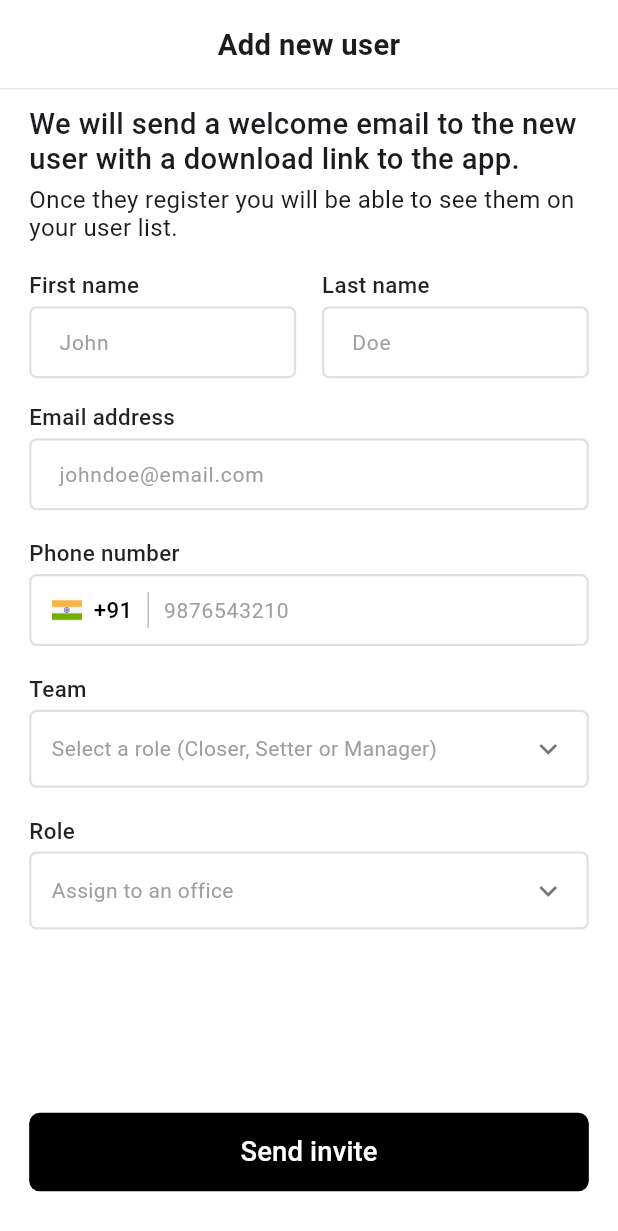
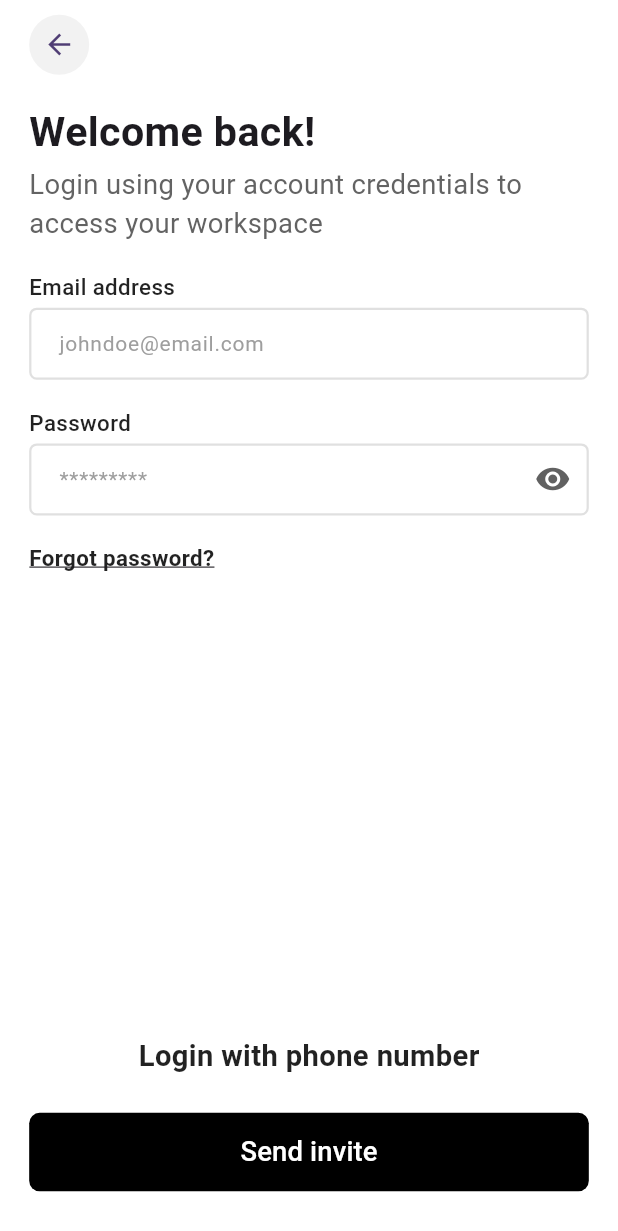
Before and after one commit to nihil-sine-nikhil/assi, a Flutter app: the screen it shows after launch, on a phone screen of 412 x 824 dp. Shown: the top 1231 px of the screen. Run offline on Flutter 3.47's test engine with Material 3 defaults, Android fonts, the phone set to English and light mode, and no system bars; our stand-ins replace cloud_firestore, firebase_auth, firebase_core, flutter_screenutil, gap, shared_preferences; accounts and stored records are empty.

Commit message:
- 3nd commit

```diff
--- a/lib/main.dart
+++ b/lib/main.dart
@@ -1,4 +1,4 @@
-import 'package:assignment/src/display/screens/add_new_user/add_new_user_screen.dart';
+import 'package:assignment/src/display/screens/login/login_screen.dart';
 import 'package:firebase_core/firebase_core.dart';
 import 'package:flutter/material.dart';
 import 'package:flutter/services.dart';
@@ -50,7 +50,7 @@ class MyApp extends StatelessWidget {
                 ),
               ),
             ),
-            home: AddNewUserScreen(),
+            home: LoginScreen(),
           );
         });
   }
--- a/lib/src/display/components/custom_bottom_sheet/custom_bottom_sheet.dart
+++ b/lib/src/display/components/custom_bottom_sheet/custom_bottom_sheet.dart
@@ -42,12 +42,12 @@ Future<dynamic> titleBottomSheet(
                       ),
                       const Spacer(),
                       CircleAvatar(
-                        backgroundColor: Color(0x246e6d6d),
+                        backgroundColor: Color(0x176e6d6d),
                         child: IconButton(
                             onPressed: () => Navigator.pop(context),
                             icon: const Icon(
                               Icons.close,
-                              size: 20,
+                              size: 22,
                             )),
                       )
                     ],
--- a/lib/src/display/components/custom_textfield/custom_textfield.dart
+++ b/lib/src/display/components/custom_textfield/custom_textfield.dart
@@ -51,6 +51,7 @@ class _CustomTextFieldState extends State<CustomTextField> {
         ),
         Gap(3.h),
         TextFormField(
+          obscuringCharacter: '*',
           focusNode: widget.focusNode,
           controller: widget.controller,
           keyboardType: widget.textInputType,
@@ -73,11 +74,11 @@ class _CustomTextFieldState extends State<CustomTextField> {
                         child: !obscureText
                             ? Icon(
                                 Icons.visibility_off,
-                                color: Colors.grey.shade400,
+                                color: Colors.grey.shade700,
                               )
                             : Icon(
                                 Icons.visibility,
-                                color: Colors.grey.shade400,
+                                color: Colors.grey.shade700,
                               )),
                   )
                 : null,
--- /dev/null
+++ b/lib/src/display/screens/login/login_screen.dart
@@ -0,0 +1,146 @@
+import 'package:flutter/material.dart';
+import 'package:flutter_screenutil/flutter_screenutil.dart';
+import 'package:gap/gap.dart';
+
+import '../../components/custom_textfield/custom_textfield.dart';
+
+class LoginScreen extends StatefulWidget {
+  const LoginScreen({super.key});
+
+  @override
+  State<LoginScreen> createState() => _LoginScreenState();
+}
+
+class _LoginScreenState extends State<LoginScreen> {
+  final TextEditingController _passwordController = TextEditingController();
+  final TextEditingController _emailController = TextEditingController();
+
+  @override
+  void dispose() {
+    _passwordController.dispose();
+
+    _emailController.dispose();
+    super.dispose();
+  }
+
+  @override
+  Widget build(BuildContext context) {
+    final double screenWidth = MediaQuery.sizeOf(context).width;
+    final double screenNotch = MediaQuery.paddingOf(context).top;
+    return Scaffold(
+      bottomNavigationBar: Padding(
+        padding: EdgeInsets.only(
+          bottom: 25.h,
+          left: 17.w,
+          right: 17.w,
+        ),
+        child: Column(
+          mainAxisSize: MainAxisSize.min,
+          crossAxisAlignment: CrossAxisAlignment.stretch,
+          children: [
+            Center(
+              child: GestureDetector(
+                onTap: () {},
+                child: Text(
+                  'Login with phone number',
+                  style: TextStyle(
+                    fontWeight: FontWeight.w600,
+                    fontSize: 17.sp,
+                    color: Colors.black87,
+                  ),
+                ),
+              ),
+            ),
+            Gap(20.h),
+            MaterialButton(
+              onPressed: () {},
+              elevation: 0,
+              shape: RoundedRectangleBorder(
+                borderRadius:
+                    BorderRadius.circular(7.0), // Adjust radius as desired
+              ),
+              padding: EdgeInsets.symmetric(vertical: 11.h),
+              color: Colors.black,
+              child: Text(
+                'Send invite',
+                style: TextStyle(
+                  fontWeight: FontWeight.w500,
+                  fontSize: 16.sp,
+                  color: Colors.white,
+                ),
+              ),
+            ),
+          ],
+        ),
+      ),
+      appBar: PreferredSize(
+          preferredSize: Size(screenWidth, 50.h + screenNotch),
+          child: SizedBox(
+            width: screenWidth,
+            height: 50.h + screenNotch,
+            child: Padding(
+              padding: EdgeInsets.only(top: screenNotch, left: 17.w),
+              child: Align(
+                  alignment: Alignment.centerLeft,
+                  child: CircleAvatar(
+                    backgroundColor: Color(0x176e6d6d),
+                    child: IconButton(
+                        onPressed: () => Navigator.pop(context),
+                        icon: const Icon(
+                          Icons.arrow_back,
+                          size: 22,
+                        )),
+                  )),
+            ),
+          )),
+      body: ListView(
+        padding: EdgeInsets.symmetric(horizontal: 17.w, vertical: 10.h),
+        children: [
+          Text(
+            'Welcome back!',
+            style: TextStyle(
+              fontWeight: FontWeight.w700,
+              fontSize: 24.sp,
+              height: 1.2,
+            ),
+          ),
+          Gap(5.h),
+          Text(
+            'Login using your account credentials to access your workspace',
+            style: TextStyle(
+                fontWeight: FontWeight.w400,
+                fontSize: 16.sp,
+                height: 1.4,
+                color: Color(0xd2424242)),
+          ),
+          Gap(15.h),
+          CustomTextField(
+            hint: 'johndoe@email.com',
+            title: 'Email address',
+            controller: _emailController,
+            textInputType: TextInputType.emailAddress,
+          ),
+          Gap(15.h),
+          CustomTextField(
+            hint: '*********',
+            title: 'Password',
+            controller: _passwordController,
+            textInputType: TextInputType.text,
+            isObscure: true,
+          ),
+          Gap(15.h),
+          Text(
+            'Forgot password?',
+            style: TextStyle(
+              fontWeight: FontWeight.w600,
+              decoration: TextDecoration.underline,
+              fontSize: 13.sp,
+              color: Colors.black87,
+            ),
+          ),
+          Gap(3.h),
+        ],
+      ),
+    );
+  }
+}
```
